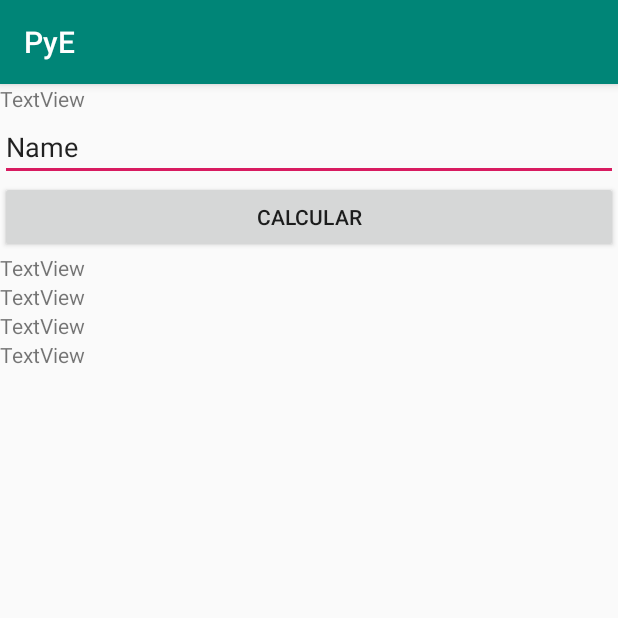
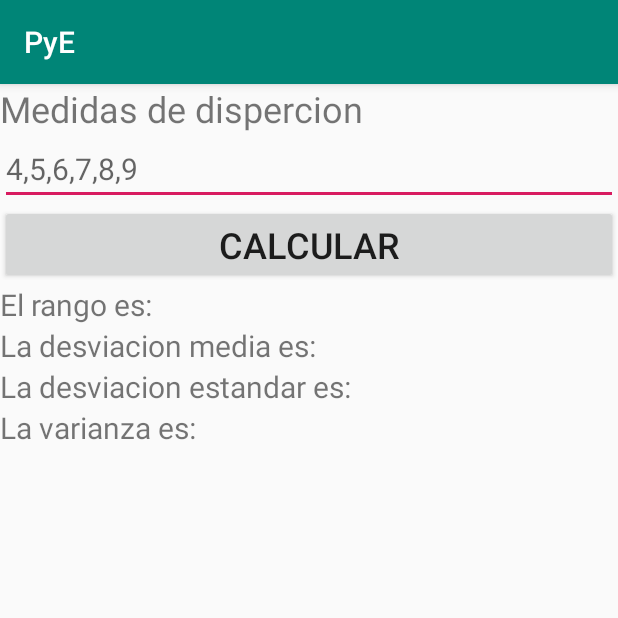
Before and after one commit to Andres77872/PyE, an Android app: the screen it shows after launch (Tema_7), after a tap on "TEMA 7", on a phone screen of 412 x 824 dp, the top half of it. Run offline under Robolectric (Android 15) with nearby library versions, the phone set to English and light mode, and no system bars.

Commit message:
Avance 8

```diff
--- a/app/src/main/AndroidManifest.xml
+++ b/app/src/main/AndroidManifest.xml
@@ -9,7 +9,8 @@
         android:roundIcon="@mipmap/ic_launcher_round"
         android:supportsRtl="true"
         android:theme="@style/AppTheme">
-        <activity android:name=".Tema7.Tema_7"></activity>
+        <activity android:name=".Tema8.Tema_8"></activity>
+        <activity android:name=".Tema7.Tema_7" />
         <activity android:name=".Tema6.Tema_6" />
         <activity android:name=".Tema5.Tema_5" />
         <activity android:name=".Tema4.Tema_4" />
--- a/app/src/main/java/com/example/pye/MainActivity.java
+++ b/app/src/main/java/com/example/pye/MainActivity.java
@@ -14,6 +14,7 @@ import com.example.pye.Tema4.Tema_4;
 import com.example.pye.Tema5.Tema_5;
 import com.example.pye.Tema6.Tema_6;
 import com.example.pye.Tema7.Tema_7;
+import com.example.pye.Tema8.Tema_8;
 
 public class MainActivity extends AppCompatActivity {
 
@@ -74,6 +75,13 @@ public class MainActivity extends AppCompatActivity {
                 startActivity(vw);
             }
         });
+        ((Button) findViewById(R.id.btn_Tema_8)).setOnClickListener(new View.OnClickListener() {
+            @Override
+            public void onClick(View v) {
+                Intent vw = new Intent(getApplicationContext(), Tema_8.class);
+                startActivity(vw);
+            }
+        });
     }
 
 }
--- a/app/src/main/res/layout/activity_tema_7.xml
+++ b/app/src/main/res/layout/activity_tema_7.xml
@@ -11,43 +11,50 @@
         android:id="@+id/textView30"
         android:layout_width="match_parent"
         android:layout_height="wrap_content"
-        android:text="TextView" />
+        android:text="Medidas de dispercion"
+        android:textSize="24sp" />
 
     <EditText
         android:id="@+id/txtV_T7_Entrada"
         android:layout_width="match_parent"
         android:layout_height="wrap_content"
         android:ems="10"
+        android:hint="4,5,6,7,8,9"
         android:inputType="textPersonName"
-        android:text="Name" />
+        android:textSize="20sp" />
 
     <Button
         android:id="@+id/btn_T7_Calcular"
         android:layout_width="match_parent"
         android:layout_height="wrap_content"
-        android:text="Calcular" />
+        android:text="Calcular"
+        android:textSize="24sp" />
 
     <TextView
         android:id="@+id/lbl_T7_Rango"
         android:layout_width="match_parent"
         android:layout_height="wrap_content"
-        android:text="TextView" />
+        android:text="El rango es: "
+        android:textSize="20sp" />
 
     <TextView
         android:id="@+id/lbl_T7_DesviacionMedia"
         android:layout_width="match_parent"
         android:layout_height="wrap_content"
-        android:text="TextView" />
+        android:text="La desviacion media es: "
+        android:textSize="20sp" />
 
     <TextView
         android:id="@+id/lbl_T7_DesviacionEstandar"
         android:layout_width="match_parent"
         android:layout_height="wrap_content"
-        android:text="TextView" />
+        android:text="La desviacion estandar es: "
+        android:textSize="20sp" />
 
     <TextView
         android:id="@+id/lbl_T7_Varianza"
         android:layout_width="match_parent"
         android:layout_height="wrap_content"
-        android:text="TextView" />
+        android:text="La varianza es: "
+        android:textSize="20sp" />
 </LinearLayout>
```
Also changed, not shown: app/src/main/java/com/example/pye/Tema8/Tema_8.java (added, +57 -0 lines), app/src/main/res/layout/activity_main.xml (+7 -0 lines), app/src/main/res/layout/activity_tema_8.xml (added, +41 -0 lines).
